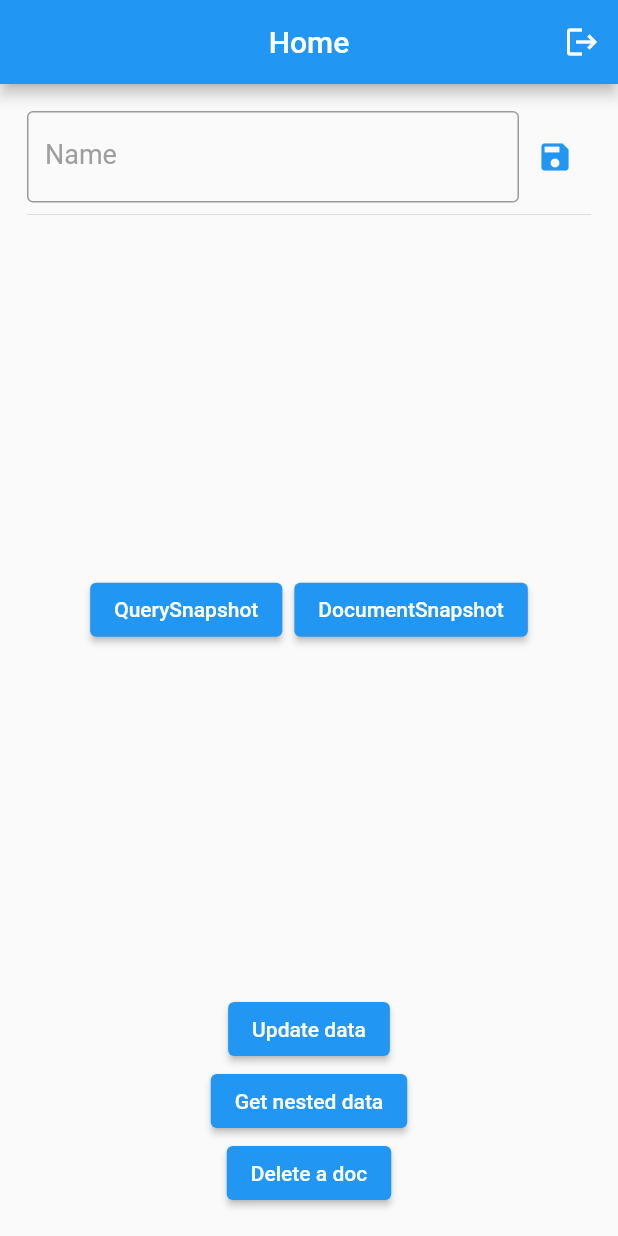
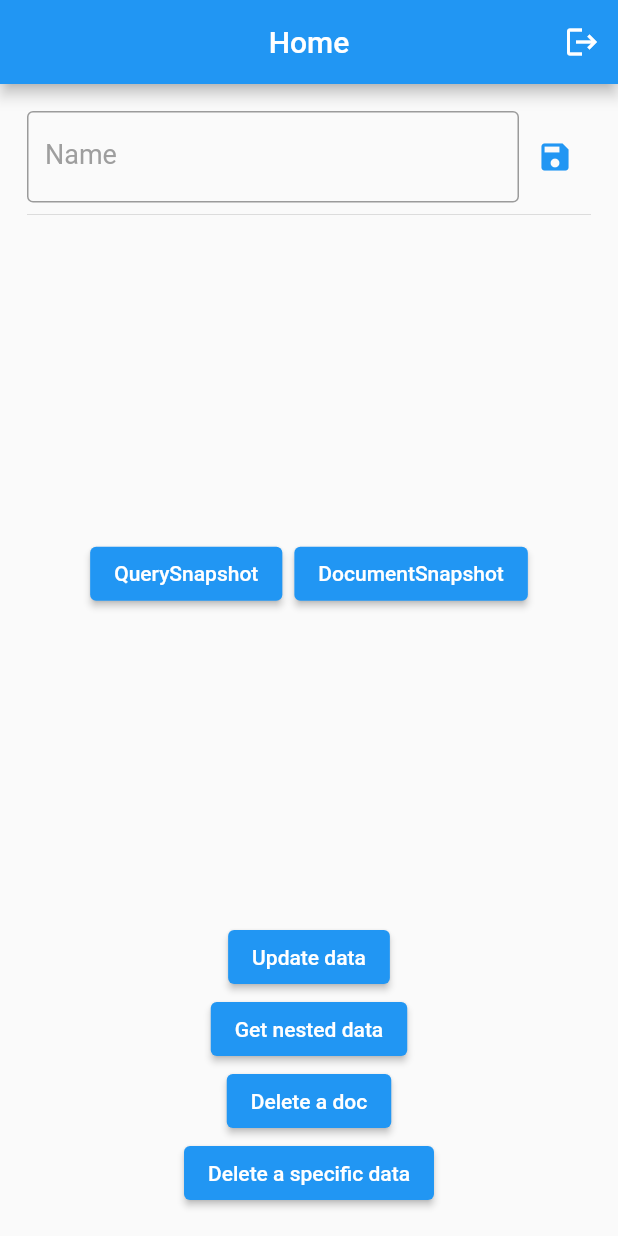
Before and after one commit to thetahmeed/Flutter, a Flutter app: the screen it shows once a user with an empty profile is signed in, on a phone screen of 412 x 824 dp. Run offline on Flutter 3.47's test engine with Material 2 defaults, Android fonts, the phone set to English and light mode, and no system bars; our stand-ins replace carousel_slider, cloud_firestore, curved_navigation_bar, firebase_auth, firebase_core, firebase_database and 5 more; accounts and stored records are empty.

Commit message:
8. Firestore (Delete a specific data)

```diff
--- a/fireprac/lib/pages/home.dart
+++ b/fireprac/lib/pages/home.dart
@@ -52,6 +52,15 @@ class _HomePageState extends State<HomePage> {
           .delete()
           .then((value) => print("User Deleted"))
           .catchError((error) => print("Failed to delete user: $error"));
+    }
+
+    Future<void> _deleteData2() {
+      return userCollection
+          .doc('eSrhvjyafMfDebUOGnv5')
+          .update({'val.main': FieldValue.delete()})
+          .then((value) => print("User's Property Deleted"))
+          .catchError(
+              (error) => print("Failed to delete user's property: $error"));
     }
 
     return Scaffold(
@@ -163,6 +172,9 @@ class _HomePageState extends State<HomePage> {
                   child: Text('Get nested data')),
               ElevatedButton(
                   onPressed: _deleteData, child: Text('Delete a doc')),
+              ElevatedButton(
+                  onPressed: _deleteData2,
+                  child: Text('Delete a specific data')),
             ],
           ),
         ),
```
